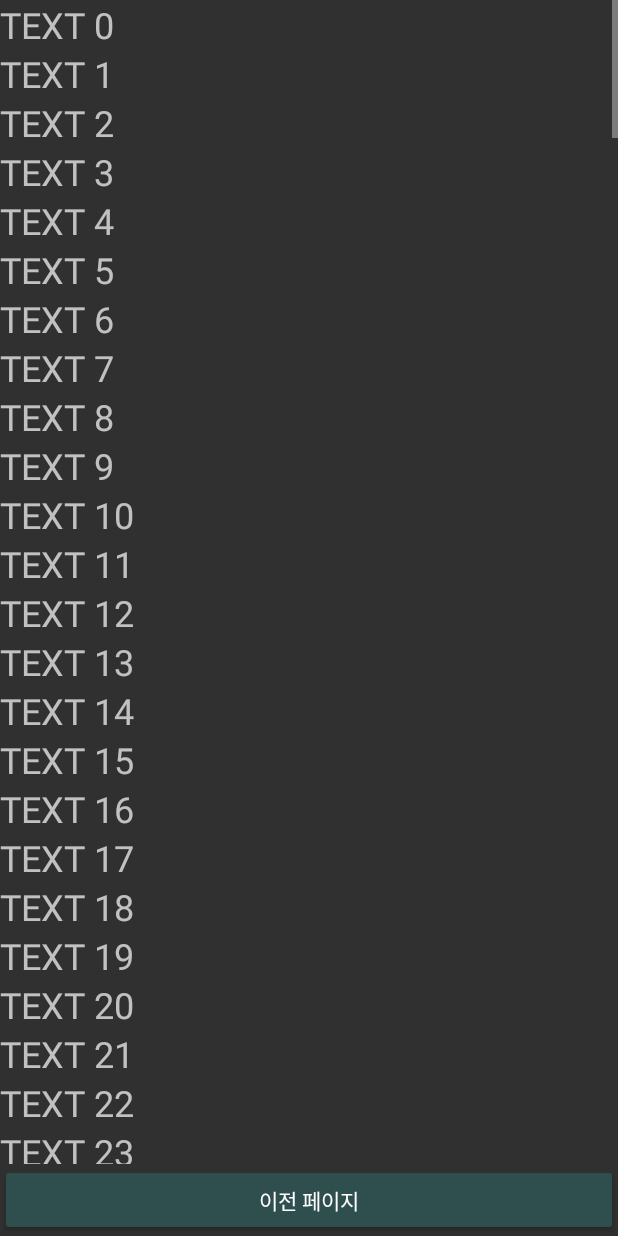
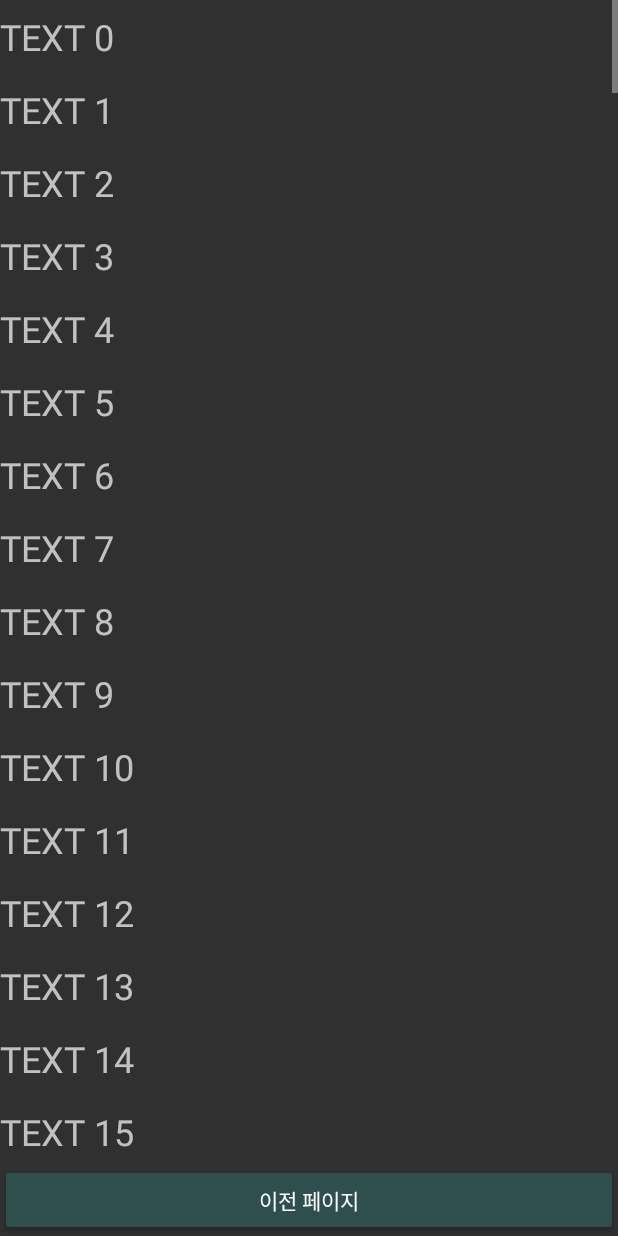
Before and after one commit to grab3678/Lotto, an Android app: the ItemActivity screen opened directly, with no data from a screen before it, on a phone screen of 412 x 824 dp. Run offline under Robolectric (Android 15) with nearby library versions, the phone set to English and light mode, and no system bars.

```diff
--- a/app/src/main/java/com/example/lotto/MainActivity.java
+++ b/app/src/main/java/com/example/lotto/MainActivity.java
@@ -4,6 +4,7 @@ import androidx.appcompat.app.AppCompatActivity;
 
 import android.content.Intent;
 import android.os.Bundle;
+import android.util.Log;
 import android.view.View;
 import android.widget.Button;
 import android.widget.EditText;
@@ -59,6 +60,7 @@ public class MainActivity extends AppCompatActivity {
                     }//edt null value end.
                     else {
                         int poemInt = edt.getText().toString().length();
+                        Log.d("strCheck", String.valueOf(edt.getText()));
                         Random rnd = new Random();
                         rnd.setSeed(poemInt + System.currentTimeMillis());
                         for (int index = 0; index < tvID.length; index++) {
--- a/app/src/main/res/layout/poem_item.xml
+++ b/app/src/main/res/layout/poem_item.xml
@@ -11,6 +11,8 @@
         android:layout_height="wrap_content"
         android:text="TextView"
         android:textSize="24dp"
+        android:layout_marginTop="8dp"
+        android:layout_marginBottom="8dp"
         app:layout_constraintBottom_toBottomOf="parent"
         app:layout_constraintTop_toTopOf="parent" />
 </androidx.constraintlayout.widget.ConstraintLayout>
```
Also changed, not shown: app/src/main/java/com/example/lotto/FindActivity.java (+6 -5 lines).
